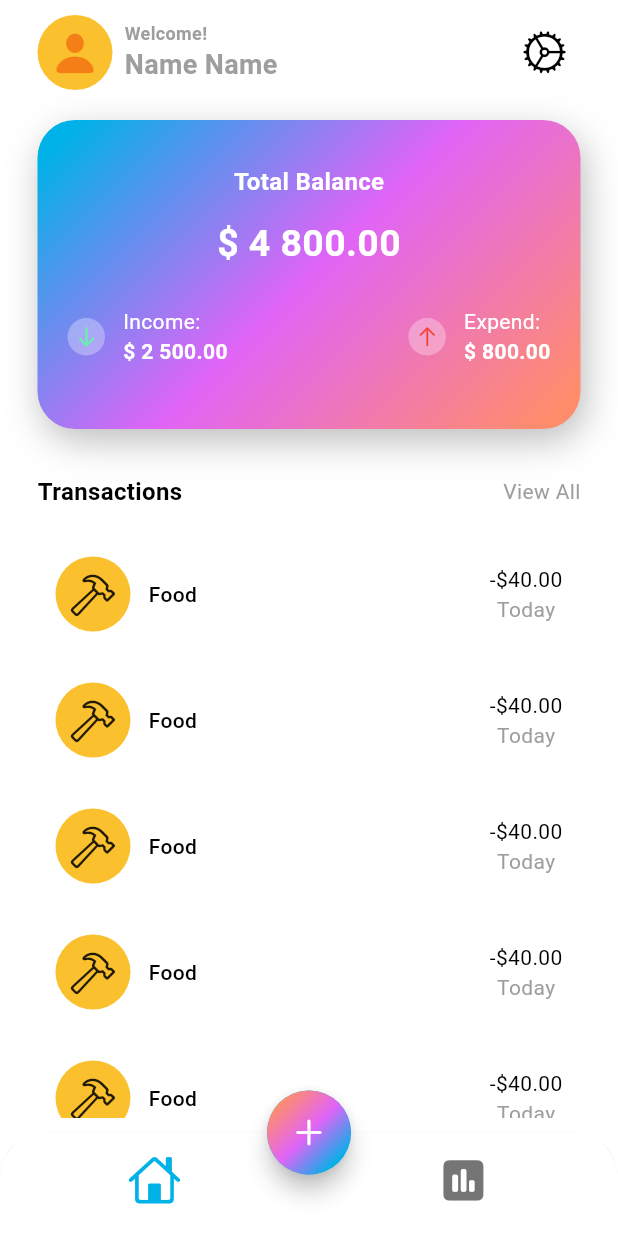
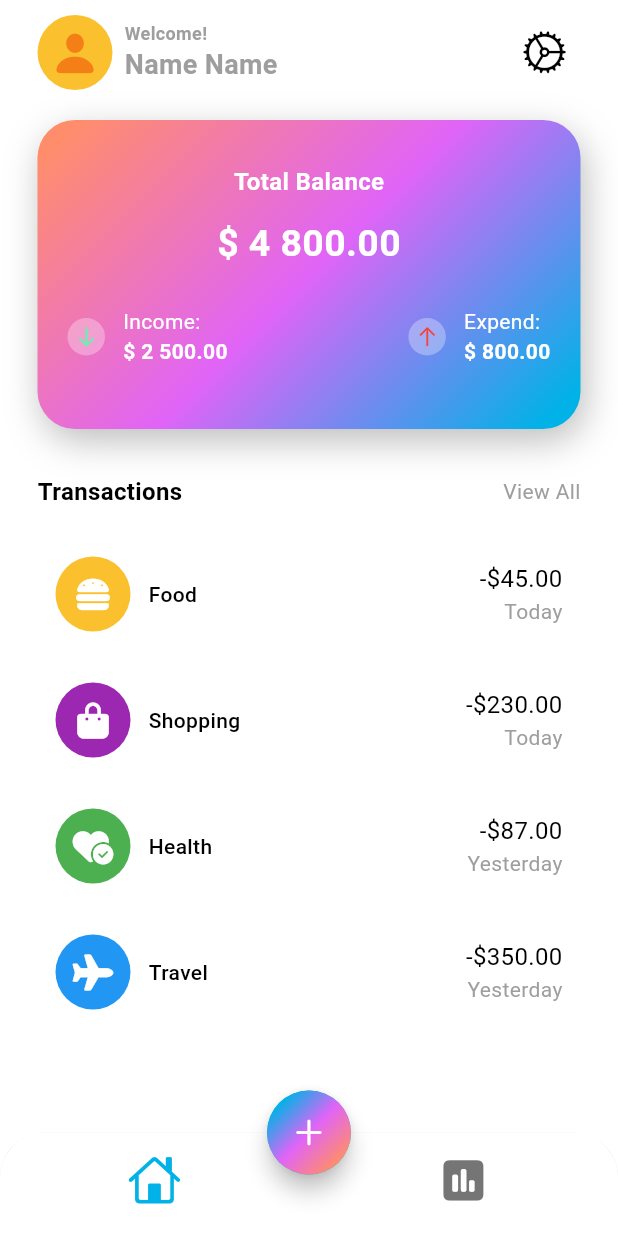
Before and after one commit to legkiy/expense_tracker, a Flutter app: the screen it shows after launch, on a phone screen of 412 x 824 dp. Run offline on Flutter 3.47's test engine with Material 3 defaults, Android fonts, the phone set to English and light mode, and no system bars; our stand-ins replace fl_chart, font_awesome_flutter.

Commit message:
stat screen

```diff
--- /dev/null
+++ b/lib/data/data.dart
@@ -0,0 +1,45 @@
+import 'package:flutter/material.dart';
+import 'package:font_awesome_flutter/font_awesome_flutter.dart';
+
+List<Map<String, dynamic>> transactionsData = [
+  {
+    'icon': const FaIcon(
+      FontAwesomeIcons.burger,
+      color: Colors.white,
+    ),
+    'color': Colors.yellow.shade700,
+    'name': 'Food',
+    'totalAmount': '-\$45.00',
+    'date': 'Today',
+  },
+  {
+    'icon': const FaIcon(
+      FontAwesomeIcons.bagShopping,
+      color: Colors.white,
+    ),
+    'color': Colors.purple,
+    'name': 'Shopping',
+    'totalAmount': '-\$230.00',
+    'date': 'Today',
+  },
+  {
+    'icon': const FaIcon(
+      FontAwesomeIcons.heartCircleCheck,
+      color: Colors.white,
+    ),
+    'color': Colors.green,
+    'name': 'Health',
+    'totalAmount': '-\$87.00',
+    'date': 'Yesterday',
+  },
+  {
+    'icon': const FaIcon(
+      FontAwesomeIcons.plane,
+      color: Colors.white,
+    ),
+    'color': Colors.blue,
+    'name': 'Travel',
+    'totalAmount': '-\$350.00',
+    'date': 'Yesterday',
+  },
+];
--- a/lib/screens/home/views/home_screen.dart
+++ b/lib/screens/home/views/home_screen.dart
@@ -1,11 +1,23 @@
 import 'dart:math';
 
-import 'package:expense_tracker/screens/home/views/main_screen.dart';
+import 'package:expense_tracker/screens/screens.dart';
 import 'package:flutter/cupertino.dart';
 import 'package:flutter/material.dart';
 
-class HomeScreen extends StatelessWidget {
+class HomeScreen extends StatefulWidget {
   const HomeScreen({super.key});
+
+  @override
+  State<HomeScreen> createState() => _HomeScreenState();
+}
+
+class _HomeScreenState extends State<HomeScreen> {
+  List<Widget> wigets = [
+    const MainScreen(),
+    const StatsScreen(),
+  ];
+
+  int screenIndex = 0;
 
   @override
   Widget build(BuildContext context) {
@@ -14,6 +26,13 @@ class HomeScreen extends StatelessWidget {
       bottomNavigationBar: ClipRRect(
         borderRadius: const BorderRadius.vertical(top: Radius.circular(30)),
         child: BottomNavigationBar(
+          onTap: (value) {
+            setState(() {
+              screenIndex = value;
+            });
+          },
+          currentIndex: screenIndex,
+          fixedColor: Theme.of(context).colorScheme.primary,
           backgroundColor: Colors.white,
           showSelectedLabels: false,
           showUnselectedLabels: false,
@@ -47,9 +66,9 @@ class HomeScreen extends StatelessWidget {
             shape: BoxShape.circle,
             gradient: LinearGradient(
               colors: [
+                Theme.of(context).colorScheme.primary,
+                Theme.of(context).colorScheme.secondary,
                 Theme.of(context).colorScheme.tertiary,
-                Theme.of(context).colorScheme.secondary,
-                Theme.of(context).colorScheme.primary,
               ],
               transform: const GradientRotation(pi / 4),
             ),
@@ -57,7 +76,7 @@ class HomeScreen extends StatelessWidget {
           child: const Icon(CupertinoIcons.add),
         ),
       ),
-      body: const MainScreen(),
+      body: screenIndex == 0 ? const MainScreen() : const StatsScreen(),
     );
   }
 }
--- a/lib/screens/home/views/main_screen.dart
+++ b/lib/screens/home/views/main_screen.dart
@@ -1,8 +1,8 @@
 import 'dart:math';
 
+import 'package:expense_tracker/data/data.dart';
 import 'package:flutter/cupertino.dart';
 import 'package:flutter/material.dart';
-import 'package:flutter/widgets.dart';
 
 class MainScreen extends StatelessWidget {
   const MainScreen({super.key});
@@ -86,9 +86,9 @@ class MainScreen extends StatelessWidget {
                 ],
                 gradient: LinearGradient(
                   colors: [
+                    Theme.of(context).colorScheme.tertiary,
+                    Theme.of(context).colorScheme.secondary,
                     Theme.of(context).colorScheme.primary,
-                    Theme.of(context).colorScheme.secondary,
-                    Theme.of(context).colorScheme.tertiary,
                   ],
                   transform: const GradientRotation(pi / 4),
                 ),
@@ -240,8 +240,10 @@ class MainScreen extends StatelessWidget {
             const SizedBox(height: 20),
             Expanded(
               child: ListView.builder(
-                itemCount: 10,
+                itemCount: transactionsData.length,
                 itemBuilder: (context, int index) {
+                  final data = transactionsData[index];
+
                   return Padding(
                     padding: const EdgeInsets.only(bottom: 10.0),
                     child: Container(
@@ -262,19 +264,18 @@ class MainScreen extends StatelessWidget {
                                       width: 50,
                                       height: 50,
                                       decoration: BoxDecoration(
-                                        color: Colors.yellow.shade700,
+                                        color: data['color'],
                                         shape: BoxShape.circle,
                                       ),
-                                      child: const Icon(
-                                        CupertinoIcons.hammer,
-                                        size: 30,
+                                      child: Center(
+                                        child: data['icon'],
                                       ),
                                     ),
                                   ],
                                 ),
                                 const SizedBox(width: 12),
                                 Text(
-                                  'Food',
+                                  data['name'],
                                   style: TextStyle(
                                     fontSize: 14,
                                     color: Theme.of(context)
@@ -287,11 +288,12 @@ class MainScreen extends StatelessWidget {
                             ),
                             const SizedBox(width: 10),
                             Column(
+                              crossAxisAlignment: CrossAxisAlignment.end,
                               children: [
                                 Text(
-                                  '-\$40.00',
+                                  data['totalAmount'],
                                   style: TextStyle(
-                                    fontSize: 14,
+                                    fontSize: 16,
                                     color: Theme.of(context)
                                         .colorScheme
                                         .onBackground,
@@ -299,7 +301,7 @@ class MainScreen extends StatelessWidget {
                                   ),
                                 ),
                                 Text(
-                                  'Today',
+                                  data['date'],
                                   style: TextStyle(
                                     fontSize: 14,
                                     color:
--- a/lib/screens/screens.dart
+++ b/lib/screens/screens.dart
@@ -1 +1,4 @@
 export './home/views/home_screen.dart';
+export './home/views/main_screen.dart';
+
+export './stats/stats_screen.dart';
--- a/pubspec.yaml
+++ b/pubspec.yaml
@@ -10,6 +10,8 @@ dependencies:
   flutter:
     sdk: flutter
   cupertino_icons: ^1.0.8
+  font_awesome_flutter: ^10.7.0
+  fl_chart: ^0.67.0
 
 dev_dependencies:
   flutter_test:
```
Also changed, not shown: lib/screens/stats/chart.dart (added, +173 -0 lines), lib/screens/stats/stats_screen.dart (added, +36 -0 lines), pubspec.lock.
